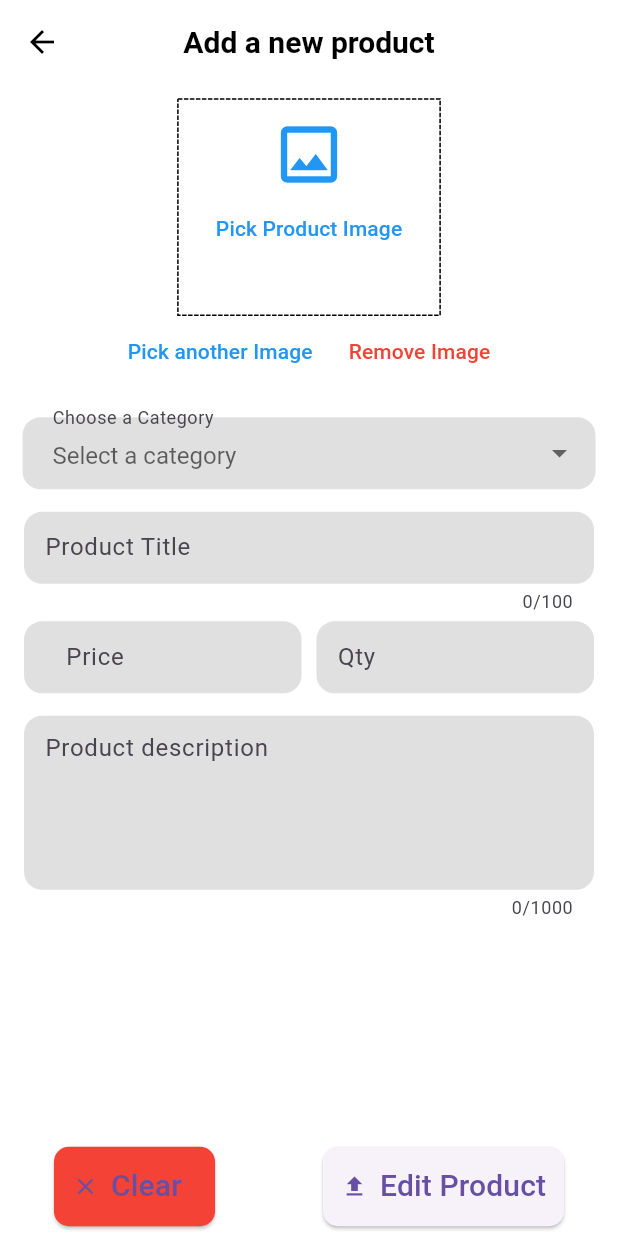
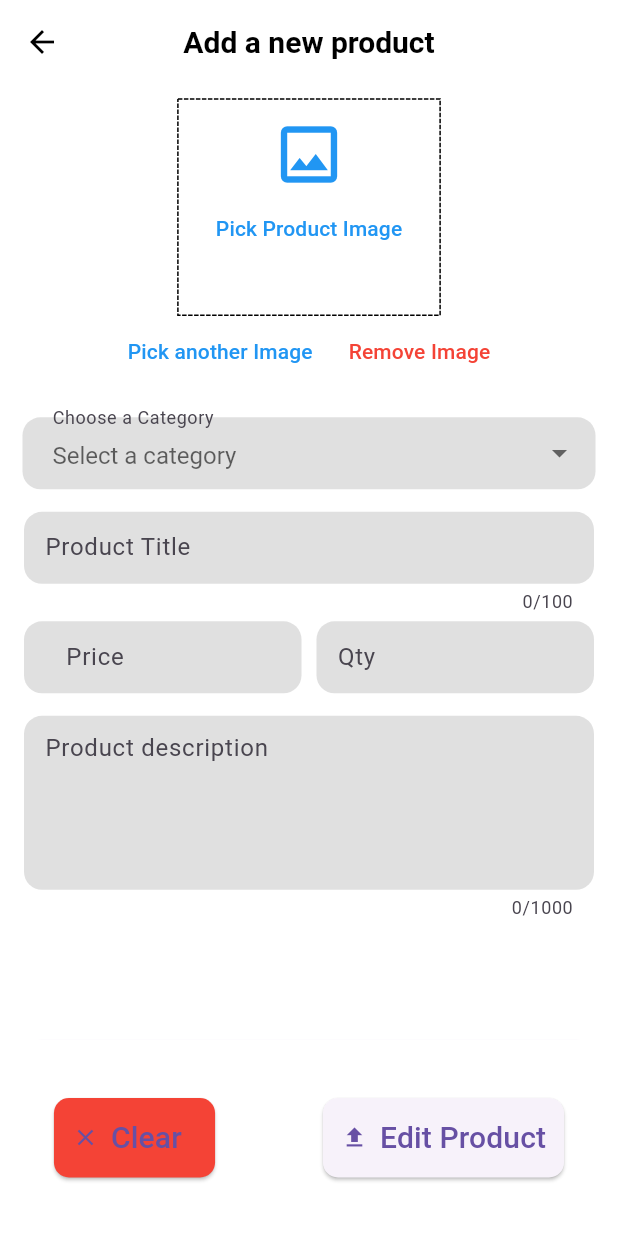
Before and after one commit to osamanoor17/shop-smart, a Flutter app: the EditorUploadProductScreen screen opened by its route, on a phone screen of 412 x 824 dp. Run offline on Flutter 3.47's test engine with Material 3 defaults, Android fonts, the phone set to English and light mode, and no system bars; drawn by our look-alikes of dotted_border; our stand-ins replace card_swiper, fancy_shimmer_image, flutter_iconly, image_picker, ionicons, shared_preferences and 1 more; missing offline and left inert: dynamic_height_grid_view; accounts and stored records are empty.

Commit message:
Changes in the configuration for both the apps.

```diff
--- a/shopsmart_admin/lib/screens/inner_screen/orders/edit_upload_product_form.dart
+++ b/shopsmart_admin/lib/screens/inner_screen/orders/edit_upload_product_form.dart
@@ -127,7 +127,7 @@ class _EditorUploadProductScreenState extends State<EditorUploadProductScreen> {
         },
         child: Scaffold(
           bottomSheet: SizedBox(
-            height: kBottomNavigationBarHeight + 10,
+            height: kBottomNavigationBarHeight + 75,
             child: Material(
               color: Theme.of(context).scaffoldBackgroundColor,
               child: Row(
@@ -292,7 +292,7 @@ class _EditorUploadProductScreenState extends State<EditorUploadProductScreen> {
                           return null;
                         },
                         style: const TextStyle(
-                          color: Colors.black, // Text color
+                          color: Colors.red, // Text color
                           fontSize: 16.0, // Font size
                         ),
                         elevation: 2,
```
Also changed, not shown: shopsmart_admin/pubspec.lock, shopsmart_user/pubspec.lock, 8 other files.
